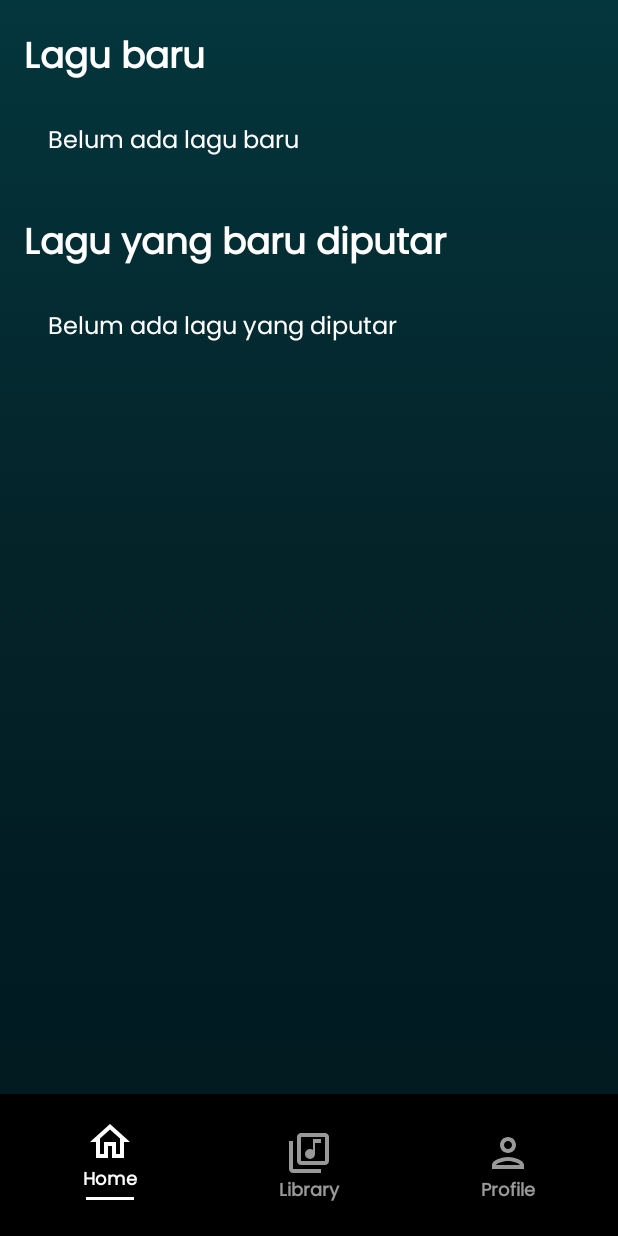
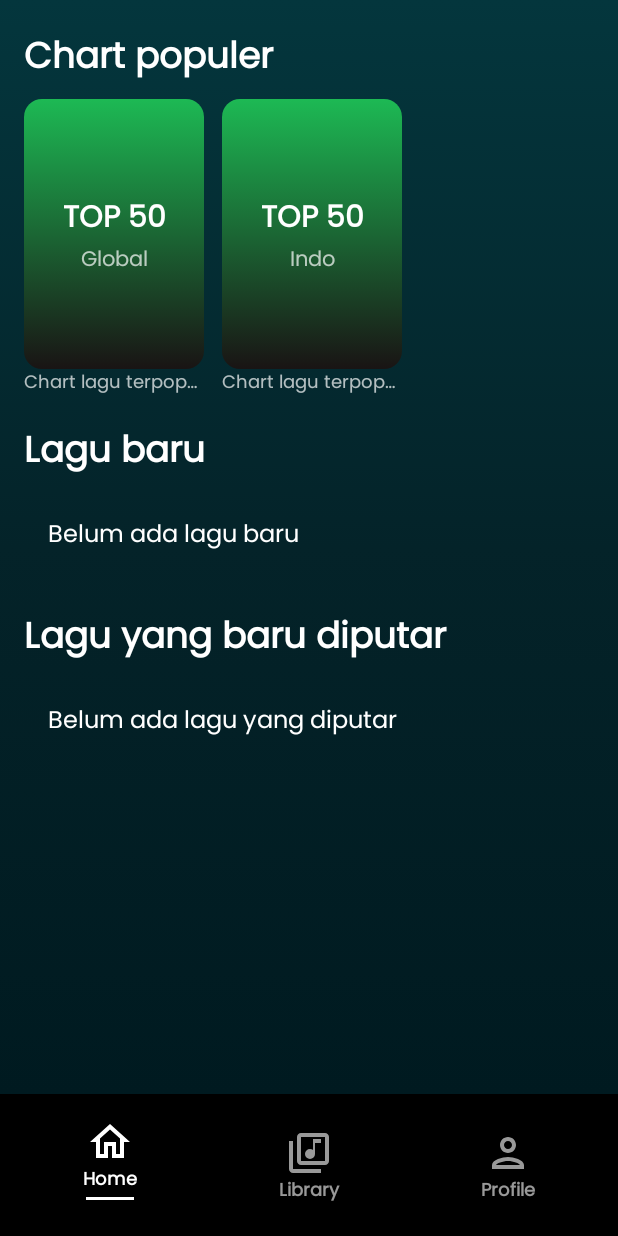
Before and after one commit to Labpro-21/if3210-tubes-mad-2025-if3210-2025-mad-lpg, an Android app built with Jetpack Compose: the HomeScreen screen opened through its navigation route, on a phone screen of 412 x 824 dp. Run offline under Robolectric (Android 15) with nearby library versions, the phone set to English and light mode, and no system bars; our stand-ins replace accompanist, livedata-compose.

Commit message:
feat: make UI desain for trending songs in homepage - create TopChartItem in SongGridItem

```diff
--- a/app/src/main/java/com/tubes1/purritify/features/library/presentation/homepage/HomePageScreen.kt
+++ b/app/src/main/java/com/tubes1/purritify/features/library/presentation/homepage/HomePageScreen.kt
@@ -1,33 +1,44 @@
 package com.tubes1.purritify.features.library.presentation.homepage
 
 import androidx.compose.foundation.background
+import androidx.compose.foundation.clickable
 import androidx.compose.foundation.layout.Arrangement
 import androidx.compose.foundation.layout.Box
+import androidx.compose.foundation.layout.Column
 import androidx.compose.foundation.layout.WindowInsets
 import androidx.compose.foundation.layout.asPaddingValues
 import androidx.compose.foundation.layout.fillMaxSize
 import androidx.compose.foundation.layout.fillMaxWidth
 import androidx.compose.foundation.layout.padding
+import androidx.compose.foundation.layout.Row
+import androidx.compose.foundation.layout.size
 import androidx.compose.foundation.layout.statusBars
+import androidx.compose.foundation.layout.width
 import androidx.compose.foundation.lazy.LazyColumn
 import androidx.compose.foundation.lazy.LazyRow
 import androidx.compose.foundation.lazy.items
+import androidx.compose.foundation.shape.RoundedCornerShape
 import androidx.compose.material3.MaterialTheme
 import androidx.compose.material3.Text
 import androidx.compose.runtime.Composable
 import androidx.compose.runtime.collectAsState
 import androidx.compose.runtime.getValue
 import androidx.compose.ui.Modifier
+import androidx.compose.ui.draw.clip
 import androidx.compose.ui.graphics.Brush
 import androidx.compose.ui.graphics.Color
 import androidx.compose.ui.text.font.FontWeight
 import androidx.compose.ui.text.style.TextAlign
+import androidx.compose.ui.text.style.TextOverflow
 import androidx.compose.ui.unit.dp
 import androidx.compose.ui.unit.sp
 import androidx.navigation.NavController
+import com.bumptech.glide.integration.compose.GlideImage
+import com.tubes1.purritify.R
 import com.tubes1.purritify.core.common.navigation.Screen
 import com.tubes1.purritify.features.library.presentation.common.ui.components.SongListItem
 import com.tubes1.purritify.features.library.presentation.homepage.components.SongGridItem
+import com.tubes1.purritify.features.library.presentation.homepage.components.TopChartItem
 import com.tubes1.purritify.features.musicplayer.presentation.musicplayer.MusicPlayerViewModel
 import com.tubes1.purritify.features.musicplayer.presentation.musicplayer.SharedPlayerViewModel
 import com.tubes1.purritify.features.musicplayer.presentation.musicplayer.component.MiniPlayer
@@ -61,6 +72,44 @@ fun HomeScreen(
                 .fillMaxSize()
                 .padding(horizontal = 16.dp)
         ) {
+            // trending songs section
+            item {
+                Text(
+                    text = "Chart populer",
+                    color = Color.White,
+                    fontSize = 24.sp,
+                    fontWeight = FontWeight.ExtraBold,
+                    modifier = Modifier.padding(top = 20.dp, bottom = 12.dp)
+                )
+
+                LazyRow(
+                    horizontalArrangement = Arrangement.spacedBy(12.dp),
+                    modifier = Modifier.fillMaxWidth()
+                ) {
+                    // Global Chart
+                    item {
+                        TopChartItem(
+                            title = "TOP 50",
+                            subtitle = "Global",
+                            onClick = {
+                                // In Progress
+                            }
+                        )
+                    }
+
+                    // Local Chart
+                    item {
+                        TopChartItem(
+                            title = "TOP 50",
+                            subtitle = "Indo",
+                            onClick = {
+                                // In Progress
+                            }
+                        )
+                    }
+                }
+            }
+
             // new songs section
             item {
                 Text(
--- a/app/src/main/java/com/tubes1/purritify/features/library/presentation/homepage/components/SongGridItem.kt
+++ b/app/src/main/java/com/tubes1/purritify/features/library/presentation/homepage/components/SongGridItem.kt
@@ -6,11 +6,17 @@ import androidx.compose.foundation.layout.padding
 import androidx.compose.foundation.layout.size
 import androidx.compose.foundation.shape.RoundedCornerShape
 import androidx.compose.foundation.Image
+import androidx.compose.foundation.background
 import androidx.compose.foundation.clickable
+import androidx.compose.foundation.layout.Box
+import androidx.compose.foundation.layout.Spacer
+import androidx.compose.foundation.layout.height
 import androidx.compose.material3.Text
 import androidx.compose.runtime.Composable
+import androidx.compose.ui.Alignment
 import androidx.compose.ui.Modifier
 import androidx.compose.ui.draw.clip
+import androidx.compose.ui.graphics.Brush
 import androidx.compose.ui.graphics.Color
 import androidx.compose.ui.res.painterResource
 import androidx.compose.ui.unit.dp
@@ -60,3 +66,54 @@ fun SongGridItem(song: Song, onClick: () -> Unit) {
         )
     }
 }
+
+@Composable
+fun TopChartItem(
+    title: String,
+    subtitle: String,
+    modifier: Modifier = Modifier,
+    onClick: () -> Unit = {}
+) {
+    Column(
+        modifier = Modifier
+            .width(120.dp)
+            .clickable { onClick() }
+    ) {
+        Box(
+            modifier = modifier
+                .size(180.dp) // Ukuran sesuai dengan gambar kamu
+                .clip(RoundedCornerShape(12.dp))
+                .clickable { onClick() }
+                .background(
+                    brush = Brush.verticalGradient(
+                        colors = listOf(Color(0xFF1DB954), Color(0xFF191414)) // Hijau ke biru gelap
+                    )
+                ),
+            contentAlignment = Alignment.Center
+        ) {
+            Column(horizontalAlignment = Alignment.CenterHorizontally) {
+                Text(
+                    text = title,
+                    color = Color.White,
+                    fontSize = 20.sp,
+                    fontWeight = FontWeight.Bold
+                )
+                Spacer(modifier = Modifier.height(4.dp))
+                Text(
+                    text = subtitle,
+                    color = Color.White.copy(alpha = 0.7f),
+                    fontSize = 14.sp,
+                    fontWeight = FontWeight.Medium
+                )
+            }
+        }
+
+        Text(
+            text = "Chart lagu terpopuler harian - $subtitle",
+            color = Color.White.copy(alpha = 0.7f),
+            fontSize = 12.sp,
+            maxLines = 1,
+            overflow = TextOverflow.Ellipsis
+        )
+    }
+}
```
